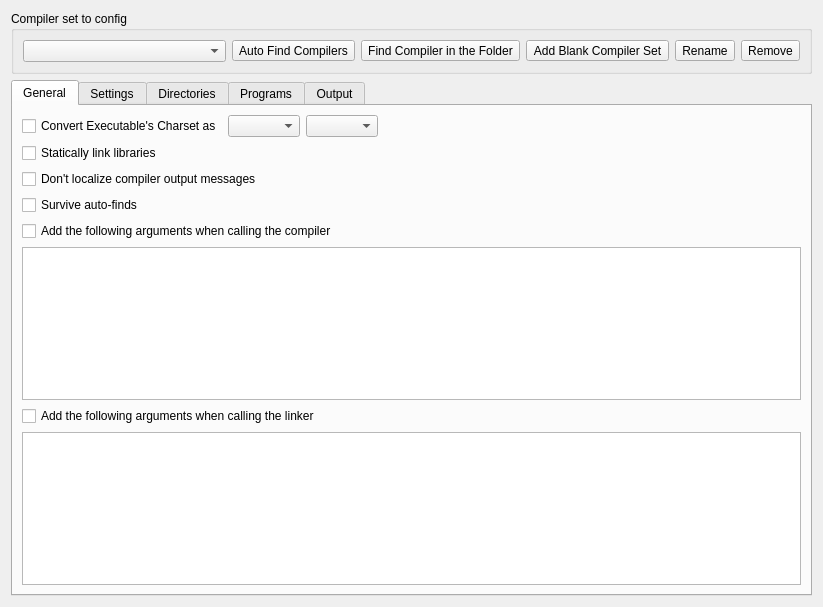
The window that RedPandaIDE/settingsdialog/compilersetoptionwidget.ui (royqh1979/RedPanda-CPP) describes before a commit, drawn with Qt 5.
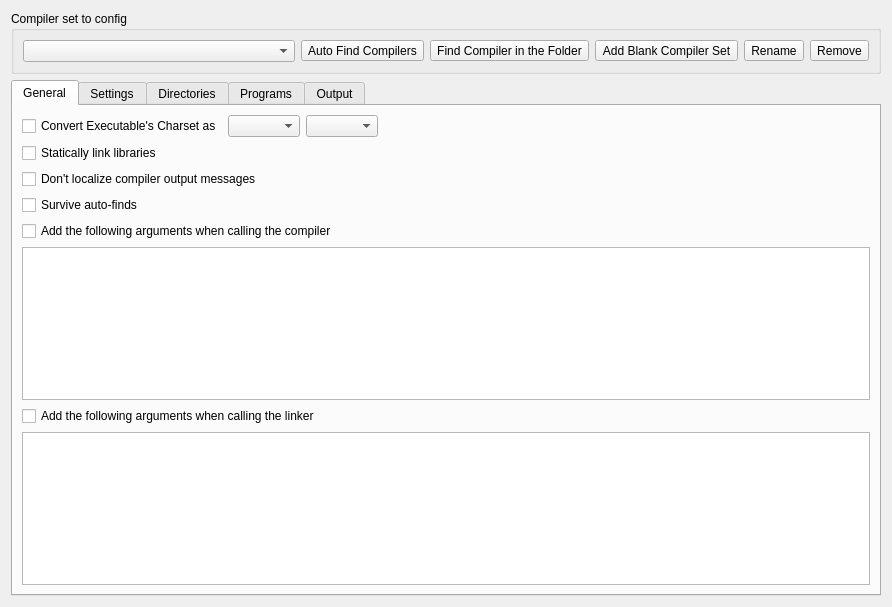
The same window after the commit. Custom widgets are drawn as their Qt base class.

Patch:
```diff
--- a/RedPandaIDE/settingsdialog/compilersetoptionwidget.ui
+++ b/RedPandaIDE/settingsdialog/compilersetoptionwidget.ui
@@ -6,7 +6,7 @@
    <rect>
     <x>0</x>
     <y>0</y>
-    <width>823</width>
+    <width>892</width>
     <height>607</height>
    </rect>
   </property>
```
Left out of the diff: 40 changed lines with no effect on the pictures.
